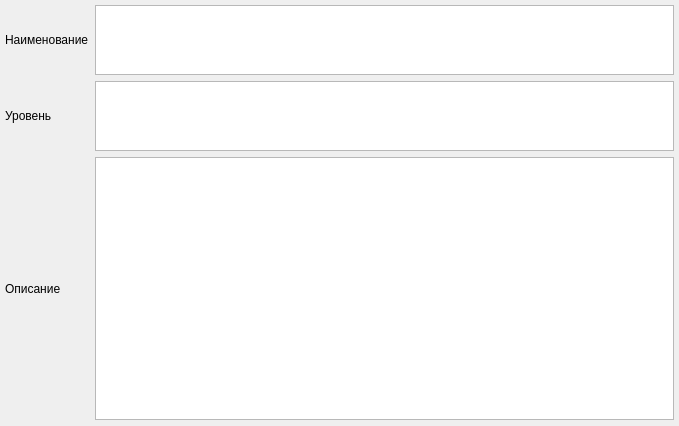
Old version of the form ui/ClassOptions.ui in the repository lazyDesertMan/Mivar.
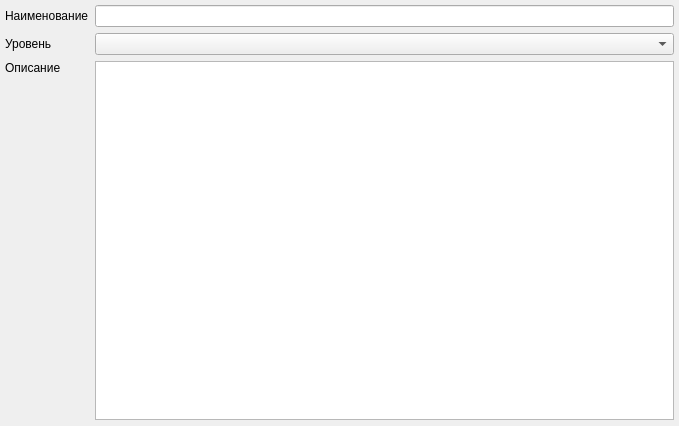
New version of the form.

What changed in the file:
```diff
--- a/ui/ClassOptions.ui
+++ b/ui/ClassOptions.ui
@@ -40,25 +40,25 @@
      </property>
     </widget>
    </item>
-   <item row="1" column="1">
-    <widget class="QTextEdit" name="edit_ClassLvl"/>
-   </item>
-   <item row="0" column="1">
-    <widget class="QTextEdit" name="edit_ClassName"/>
-   </item>
    <item row="5" column="0">
     <widget class="QWidget" name="widget" native="true"/>
    </item>
    <item row="2" column="1">
     <widget class="QTextEdit" name="edit_ClassDescroption"/>
    </item>
-   <item row="2" column="0">
+   <item row="2" column="0" alignment="Qt::AlignTop">
     <widget class="QLabel" name="label_3">
      <property name="text">
       <string>Описание</string>
      </property>
     </widget>
    </item>
+   <item row="0" column="1">
+    <widget class="QLineEdit" name="edit_ClassName"/>
+   </item>
+   <item row="1" column="1">
+    <widget class="QComboBox" name="edit_ClassLvl"/>
+   </item>
   </layout>
  </widget>
  <resources/>
```
